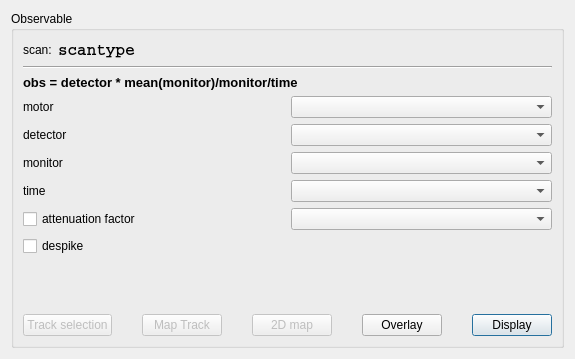
The window that iintgui/ui/iintobservable.ui (syncope/iint-gui) describes before a commit, drawn with Qt 5.
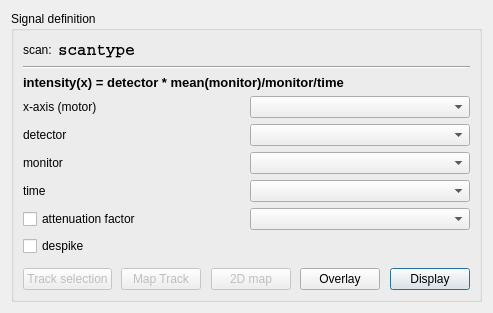
The same window after the commit.

```diff
--- a/iintgui/ui/iintobservable.ui
+++ b/iintgui/ui/iintobservable.ui
@@ -6,8 +6,8 @@
    <rect>
     <x>0</x>
     <y>0</y>
-    <width>575</width>
-    <height>359</height>
+    <width>493</width>
+    <height>313</height>
    </rect>
   </property>
   <property name="windowTitle">
@@ -17,7 +17,7 @@
    <item row="0" column="0">
     <widget class="QGroupBox" name="groupBox">
      <property name="title">
-      <string>Observable</string>
+      <string>Signal definition</string>
      </property>
      <layout class="QGridLayout" name="gridLayout">
       <item row="0" column="0">
@@ -78,7 +78,7 @@
            </font>
           </property>
           <property name="text">
-           <string>obs = detector * mean(monitor)/monitor/time</string>
+           <string>intensity(x) = detector * mean(monitor)/monitor/time</string>
           </property>
          </widget>
         </item>
@@ -87,7 +87,7 @@
           <item>
            <widget class="QLabel" name="label_3">
             <property name="text">
-             <string>motor</string>
+             <string>x-axis (motor)</string>
             </property>
            </widget>
           </item>
```
